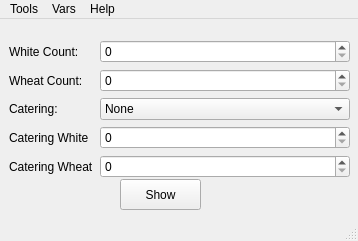
Qt form prj/mainwindow.ui (Gmercer015/Aubp) before a commit.
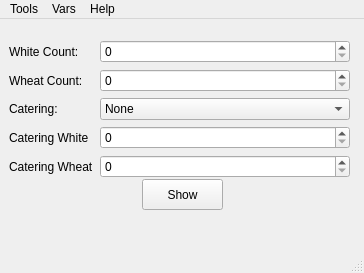
The same form after that commit.

The edit to the form file:
```diff
--- a/prj/mainwindow.ui
+++ b/prj/mainwindow.ui
@@ -6,8 +6,8 @@
    <rect>
     <x>0</x>
     <y>0</y>
-    <width>358</width>
-    <height>241</height>
+    <width>364</width>
+    <height>273</height>
    </rect>
   </property>
   <property name="windowTitle">
@@ -17,7 +17,7 @@
    <widget class="QPushButton" name="showBread">
     <property name="geometry">
      <rect>
-      <x>120</x>
+      <x>142</x>
       <y>160</y>
       <width>81</width>
       <height>31</height>
@@ -139,8 +139,8 @@
     <rect>
      <x>0</x>
      <y>0</y>
-     <width>358</width>
-     <height>20</height>
+     <width>364</width>
+     <height>21</height>
     </rect>
    </property>
    <widget class="QMenu" name="menuFile">
```
Left out of the diff: 36 changed lines with no effect on the pictures.
